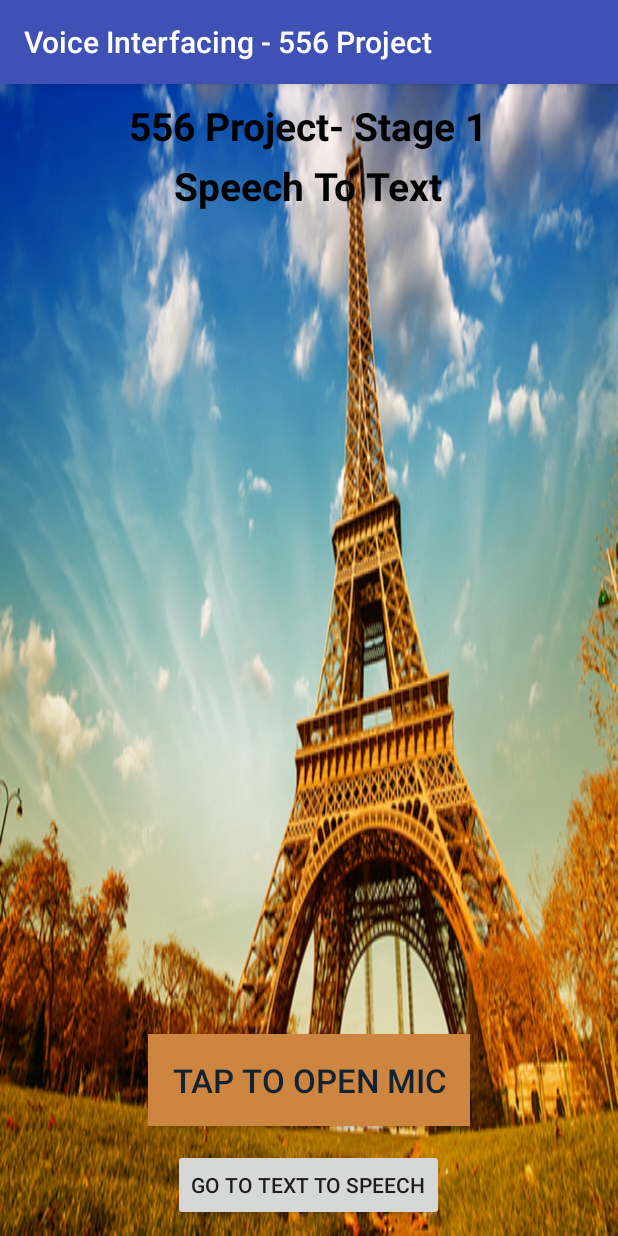
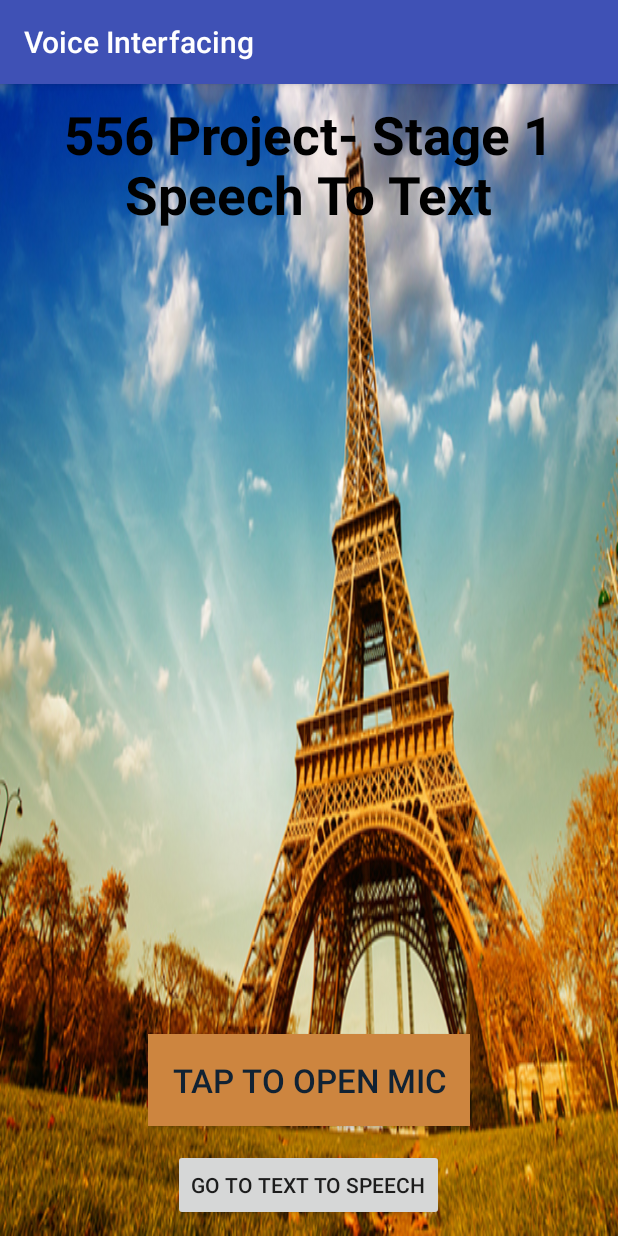
Before and after one commit to Sourabh25495/SpeechToText556, an Android app: the screen it shows after launch (MainActivity), on a phone screen of 412 x 824 dp. Run offline under Robolectric (Android 15) with nearby library versions, the phone set to English and light mode, and no system bars.

Commit message:
My 556 Project. Functionality completed, UI design in progress, Final commit

```diff
--- a/app/src/main/res/layout/activity_main.xml
+++ b/app/src/main/res/layout/activity_main.xml
@@ -17,7 +17,7 @@
         android:layout_centerHorizontal="true"
         android:layout_marginTop="10dp"
         android:text="556 Project- Stage 1"
-        android:textSize="26sp"
+        android:textSize="35sp"
         android:textColor="#000000"
         android:textStyle="bold" />
 
@@ -29,7 +29,7 @@
         android:layout_centerHorizontal="true"
         android:layout_marginTop="50dp"
         android:text="Speech To Text"
-        android:textSize="26sp"
+        android:textSize="35sp"
         android:textColor="#000000"
         android:textStyle="bold" />
 
@@ -41,7 +41,7 @@
         android:layout_alignParentTop="true"
         android:layout_centerHorizontal="true"
         android:layout_marginTop="100dp"
-        android:textSize="26sp"
+        android:textSize="35sp"
         android:textColor="#000000"
         android:textStyle="bold" />
     <LinearLayout
--- a/app/src/main/res/layout/activity_text_to_speecch.xml
+++ b/app/src/main/res/layout/activity_text_to_speecch.xml
@@ -2,7 +2,7 @@
 <RelativeLayout xmlns:android="http://schemas.android.com/apk/res/android"
     xmlns:tools="http://schemas.android.com/tools" android:layout_width="match_parent"
     android:layout_height="match_parent"
-    android:background="@drawable/eT2"
+    android:background="@drawable/statue_liberty1a"
     tools:context=".MainActivity"
     android:transitionGroup="true">
 
--- a/app/src/main/res/values/strings.xml
+++ b/app/src/main/res/values/strings.xml
@@ -1,4 +1,4 @@
 <resources>
-    <string name="app_name">Voice Interfacing - 556 Project </string>
+    <string name="app_name">Voice Interfacing  </string>
     <string name="action_settings">Settings</string>
 </resources>
```
Also changed, not shown: app/src/main/res/drawable/eT2.jpg (deleted).
